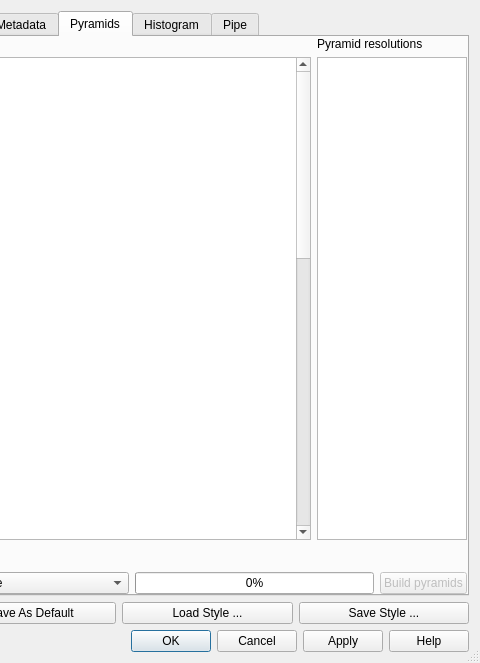
This is src/ui/qgsrasterlayerpropertiesbase.ui in qgis/QGIS as Qt 5 draws it before an edit; both pictures show x 242 to 722 and y 0 to 663 of the 722 by 663 pixel window. The edited form follows.
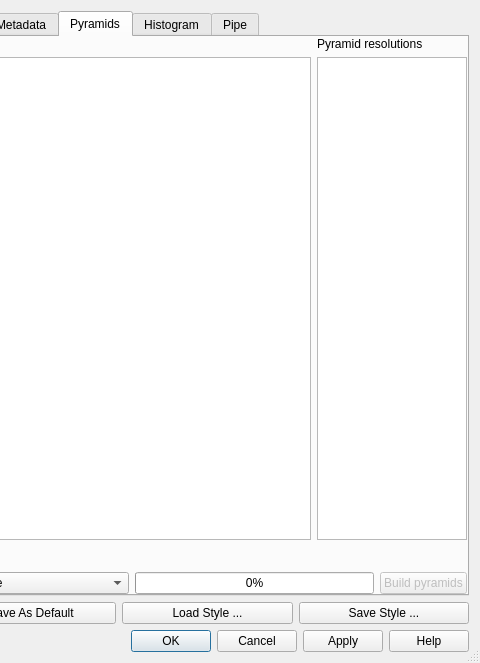
This is the edited form. The open tabs and pages were chosen to show the change. Icons and pictures are not drawn.

Diff of the .ui file:
```diff
--- a/src/ui/qgsrasterlayerpropertiesbase.ui
+++ b/src/ui/qgsrasterlayerpropertiesbase.ui
@@ -822,61 +822,7 @@
           </sizepolicy>
          </property>
          <property name="html">
-          <string>&lt;!DOCTYPE HTML PUBLIC &quot;-//W3C//DTD HTML 4.0//EN&quot; &quot;http://www.w3.org/TR/REC-html40/strict.dtd&quot;&gt;
-&lt;html&gt;&lt;head&gt;&lt;meta name=&quot;qrichtext&quot; content=&quot;1&quot; /&gt;&lt;style type=&quot;text/css&quot;&gt;
-p, li { white-space: pre-wrap; }
-&lt;/style&gt;&lt;/head&gt;&lt;body style=&quot; font-family:'DejaVu Sans'; font-size:10pt; font-weight:400; font-style:normal;&quot;&gt;
-&lt;table border=&quot;0&quot; style=&quot;-qt-table-type: root; margin-top:4px; margin-bottom:4px; margin-left:4px; margin-right:4px;&quot;&gt;
-&lt;tr&gt;
-&lt;td style=&quot;border: none;&quot;&gt;
-&lt;p style=&quot;-qt-paragraph-type:empty; margin-top:0px; margin-bottom:0px; margin-left:0px; margin-right:0px; -qt-block-indent:0; text-indent:0px; font-family:'Cantarell'; font-size:11pt;&quot;&gt;&lt;/p&gt;
-&lt;p style=&quot; margin-top:0px; margin-bottom:0px; margin-left:0px; margin-right:0px; -qt-block-indent:0; text-indent:0px;&quot;&gt;&lt;span style=&quot; font-family:'Cantarell'; font-size:11pt;&quot;&gt;&lt;br /&gt;&lt;/span&gt;&lt;/p&gt;
-&lt;p style=&quot;-qt-paragraph-type:empty; margin-top:0px; margin-bottom:0px; margin-left:0px; margin-right:0px; -qt-block-indent:0; text-indent:0px; font-family:'Cantarell'; font-size:11pt;&quot;&gt;&lt;/p&gt;
-&lt;p style=&quot; margin-top:0px; margin-bottom:0px; margin-left:0px; margin-right:0px; -qt-block-indent:0; text-indent:0px;&quot;&gt;&lt;span style=&quot; font-family:'Cantarell'; font-size:11pt;&quot;&gt;&lt;br /&gt;&lt;/span&gt;&lt;/p&gt;
-&lt;p style=&quot;-qt-paragraph-type:empty; margin-top:0px; margin-bottom:0px; margin-left:0px; margin-right:0px; -qt-block-indent:0; text-indent:0px; font-family:'Cantarell'; font-size:11pt;&quot;&gt;&lt;/p&gt;
-&lt;p style=&quot; margin-top:0px; margin-bottom:0px; margin-left:0px; margin-right:0px; -qt-block-indent:0; text-indent:0px;&quot;&gt;&lt;span style=&quot; font-family:'Cantarell'; font-size:11pt;&quot;&gt;&lt;br /&gt;&lt;/span&gt;&lt;/p&gt;
-&lt;p style=&quot;-qt-paragraph-type:empty; margin-top:0px; margin-bottom:0px; margin-left:0px; margin-right:0px; -qt-block-indent:0; text-indent:0px; font-family:'Cantarell'; font-size:11pt;&quot;&gt;&lt;/p&gt;
-&lt;p style=&quot; margin-top:0px; margin-bottom:0px; margin-left:0px; margin-right:0px; -qt-block-indent:0; text-indent:0px;&quot;&gt;&lt;span style=&quot; font-family:'Cantarell'; font-size:11pt;&quot;&gt;&lt;br /&gt;&lt;/span&gt;&lt;/p&gt;
-&lt;p style=&quot;-qt-paragraph-type:empty; margin-top:0px; margin-bottom:0px; margin-left:0px; margin-right:0px; -qt-block-indent:0; text-indent:0px; font-family:'Cantarell'; font-size:11pt;&quot;&gt;&lt;/p&gt;
-&lt;p style=&quot; margin-top:0px; margin-bottom:0px; margin-left:0px; margin-right:0px; -qt-block-indent:0; text-indent:0px;&quot;&gt;&lt;span style=&quot; font-family:'Cantarell'; font-size:11pt;&quot;&gt;&lt;br /&gt;&lt;/span&gt;&lt;/p&gt;
-&lt;p style=&quot;-qt-paragraph-type:empty; margin-top:0px; margin-bottom:0px; margin-left:0px; margin-right:0px; -qt-block-indent:0; text-indent:0px; font-family:'Cantarell'; font-size:11pt;&quot;&gt;&lt;/p&gt;
-&lt;p style=&quot; margin-top:0px; margin-bottom:0px; margin-left:0px; margin-right:0px; -qt-block-indent:0; text-indent:0px;&quot;&gt;&lt;span style=&quot; font-family:'Cantarell'; font-size:11pt;&quot;&gt;&lt;br /&gt;&lt;/span&gt;&lt;/p&gt;
-&lt;p style=&quot;-qt-paragraph-type:empty; margin-top:0px; margin-bottom:0px; margin-left:0px; margin-right:0px; -qt-block-indent:0; text-indent:0px; font-family:'Cantarell'; font-size:11pt;&quot;&gt;&lt;/p&gt;
-&lt;p style=&quot; margin-top:0px; margin-bottom:0px; margin-left:0px; margin-right:0px; -qt-block-indent:0; text-indent:0px;&quot;&gt;&lt;span style=&quot; font-family:'Cantarell'; font-size:11pt;&quot;&gt;&lt;br /&gt;&lt;/span&gt;&lt;/p&gt;
-&lt;p style=&quot;-qt-paragraph-type:empty; margin-top:0px; margin-bottom:0px; margin-left:0px; margin-right:0px; -qt-block-indent:0; text-indent:0px; font-family:'Cantarell'; font-size:11pt;&quot;&gt;&lt;/p&gt;
-&lt;p style=&quot; margin-top:0px; margin-bottom:0px; margin-left:0px; margin-right:0px; -qt-block-indent:0; text-indent:0px;&quot;&gt;&lt;span style=&quot; font-family:'Cantarell'; font-size:11pt;&quot;&gt;&lt;br /&gt;&lt;/span&gt;&lt;/p&gt;
-&lt;p style=&quot;-qt-paragraph-type:empty; margin-top:0px; margin-bottom:0px; margin-left:0px; margin-right:0px; -qt-block-indent:0; text-indent:0px; font-family:'Cantarell'; font-size:11pt;&quot;&gt;&lt;/p&gt;
-&lt;p style=&quot; margin-top:0px; margin-bottom:0px; margin-left:0px; margin-right:0px; -qt-block-indent:0; text-indent:0px;&quot;&gt;&lt;span style=&quot; font-family:'Cantarell'; font-size:11pt;&quot;&gt;&lt;br /&gt;&lt;/span&gt;&lt;/p&gt;
-&lt;p style=&quot;-qt-paragraph-type:empty; margin-top:0px; margin-bottom:0px; margin-left:0px; margin-right:0px; -qt-block-indent:0; text-indent:0px; font-family:'Cantarell'; font-size:11pt;&quot;&gt;&lt;/p&gt;
-&lt;p style=&quot; margin-top:0px; margin-bottom:0px; margin-left:0px; margin-right:0px; -qt-block-indent:0; text-indent:0px;&quot;&gt;&lt;span style=&quot; font-family:'Cantarell'; font-size:11pt;&quot;&gt;&lt;br /&gt;&lt;/span&gt;&lt;/p&gt;
-&lt;p style=&quot;-qt-paragraph-type:empty; margin-top:0px; margin-bottom:0px; margin-left:0px; margin-right:0px; -qt-block-indent:0; text-indent:0px; font-family:'Cantarell'; font-size:11pt;&quot;&gt;&lt;/p&gt;
-&lt;p style=&quot; margin-top:0px; margin-bottom:0px; margin-left:0px; margin-right:0px; -qt-block-indent:0; text-indent:0px;&quot;&gt;&lt;span style=&quot; font-family:'Cantarell'; font-size:11pt;&quot;&gt;&lt;br /&gt;&lt;/span&gt;&lt;/p&gt;
-&lt;p style=&quot;-qt-paragraph-type:empty; margin-top:0px; margin-bottom:0px; margin-left:0px; margin-right:0px; -qt-block-indent:0; text-indent:0px; font-family:'Cantarell';&quot;&gt;&lt;/p&gt;
-&lt;p style=&quot; margin-top:0px; margin-bottom:0px; margin-left:0px; margin-right:0px; -qt-block-indent:0; text-indent:0px;&quot;&gt;&lt;span style=&quot; font-family:'Cantarell';&quot;&gt;&lt;br /&gt;&lt;/span&gt;&lt;/p&gt;
-&lt;p style=&quot;-qt-paragraph-type:empty; margin-top:0px; margin-bottom:0px; margin-left:0px; margin-right:0px; -qt-block-indent:0; text-indent:0px; font-family:'Sans';&quot;&gt;&lt;/p&gt;
-&lt;p style=&quot; margin-top:0px; margin-bottom:0px; margin-left:0px; margin-right:0px; -qt-block-indent:0; text-indent:0px;&quot;&gt;&lt;span style=&quot; font-family:'Sans';&quot;&gt;&lt;br /&gt;&lt;/span&gt;&lt;/p&gt;
-&lt;p style=&quot;-qt-paragraph-type:empty; margin-top:0px; margin-bottom:0px; margin-left:0px; margin-right:0px; -qt-block-indent:0; text-indent:0px; font-family:'Cantarell'; font-size:11pt;&quot;&gt;&lt;/p&gt;
-&lt;p style=&quot; margin-top:0px; margin-bottom:0px; margin-left:0px; margin-right:0px; -qt-block-indent:0; text-indent:0px;&quot;&gt;&lt;span style=&quot; font-family:'Cantarell'; font-size:11pt;&quot;&gt;&lt;br /&gt;&lt;/span&gt;&lt;/p&gt;
-&lt;p style=&quot;-qt-paragraph-type:empty; margin-top:0px; margin-bottom:0px; margin-left:0px; margin-right:0px; -qt-block-indent:0; text-indent:0px; font-family:'Sans';&quot;&gt;&lt;/p&gt;
-&lt;p style=&quot; margin-top:0px; margin-bottom:0px; margin-left:0px; margin-right:0px; -qt-block-indent:0; text-indent:0px;&quot;&gt;&lt;span style=&quot; font-family:'Sans';&quot;&gt;&lt;br /&gt;&lt;/span&gt;&lt;/p&gt;
-&lt;p style=&quot;-qt-paragraph-type:empty; margin-top:0px; margin-bottom:0px; margin-left:0px; margin-right:0px; -qt-block-indent:0; text-indent:0px; font-family:'Sans';&quot;&gt;&lt;/p&gt;
-&lt;p style=&quot; margin-top:0px; margin-bottom:0px; margin-left:0px; margin-right:0px; -qt-block-indent:0; text-indent:0px;&quot;&gt;&lt;span style=&quot; font-family:'Sans';&quot;&gt;&lt;br /&gt;&lt;/span&gt;&lt;/p&gt;
-&lt;p style=&quot;-qt-paragraph-type:empty; margin-top:0px; margin-bottom:0px; margin-left:0px; margin-right:0px; -qt-block-indent:0; text-indent:0px; font-family:'Sans';&quot;&gt;&lt;/p&gt;
-&lt;p style=&quot; margin-top:0px; margin-bottom:0px; margin-left:0px; margin-right:0px; -qt-block-indent:0; text-indent:0px;&quot;&gt;&lt;span style=&quot; font-family:'Sans';&quot;&gt;&lt;br /&gt;&lt;/span&gt;&lt;/p&gt;
-&lt;p style=&quot;-qt-paragraph-type:empty; margin-top:0px; margin-bottom:0px; margin-left:0px; margin-right:0px; -qt-block-indent:0; text-indent:0px; font-family:'Sans';&quot;&gt;&lt;/p&gt;
-&lt;p style=&quot; margin-top:0px; margin-bottom:0px; margin-left:0px; margin-right:0px; -qt-block-indent:0; text-indent:0px;&quot;&gt;&lt;span style=&quot; font-family:'Sans';&quot;&gt;&lt;br /&gt;&lt;/span&gt;&lt;/p&gt;
-&lt;p style=&quot;-qt-paragraph-type:empty; margin-top:0px; margin-bottom:0px; margin-left:0px; margin-right:0px; -qt-block-indent:0; text-indent:0px; font-family:'Sans';&quot;&gt;&lt;/p&gt;
-&lt;p style=&quot; margin-top:0px; margin-bottom:0px; margin-left:0px; margin-right:0px; -qt-block-indent:0; text-indent:0px;&quot;&gt;&lt;span style=&quot; font-family:'Sans';&quot;&gt;&lt;br /&gt;&lt;/span&gt;&lt;/p&gt;
-&lt;p style=&quot;-qt-paragraph-type:empty; margin-top:0px; margin-bottom:0px; margin-left:0px; margin-right:0px; -qt-block-indent:0; text-indent:0px; font-family:'Sans';&quot;&gt;&lt;/p&gt;
-&lt;p style=&quot; margin-top:0px; margin-bottom:0px; margin-left:0px; margin-right:0px; -qt-block-indent:0; text-indent:0px;&quot;&gt;&lt;span style=&quot; font-family:'Sans';&quot;&gt;&lt;br /&gt;&lt;/span&gt;&lt;/p&gt;
-&lt;p style=&quot;-qt-paragraph-type:empty; margin-top:0px; margin-bottom:0px; margin-left:0px; margin-right:0px; -qt-block-indent:0; text-indent:0px; font-family:'Sans';&quot;&gt;&lt;/p&gt;
-&lt;p style=&quot; margin-top:0px; margin-bottom:0px; margin-left:0px; margin-right:0px; -qt-block-indent:0; text-indent:0px;&quot;&gt;&lt;span style=&quot; font-family:'Sans';&quot;&gt;&lt;br /&gt;&lt;/span&gt;&lt;/p&gt;
-&lt;p style=&quot;-qt-paragraph-type:empty; margin-top:0px; margin-bottom:0px; margin-left:0px; margin-right:0px; -qt-block-indent:0; text-indent:0px; font-family:'Sans';&quot;&gt;&lt;/p&gt;
-&lt;p style=&quot; margin-top:0px; margin-bottom:0px; margin-left:0px; margin-right:0px; -qt-block-indent:0; text-indent:0px;&quot;&gt;&lt;span style=&quot; font-family:'Sans';&quot;&gt;&lt;br /&gt;&lt;/span&gt;&lt;/p&gt;
-&lt;p style=&quot;-qt-paragraph-type:empty; margin-top:0px; margin-bottom:0px; margin-left:0px; margin-right:0px; -qt-block-indent:0; text-indent:0px; font-family:'Sans';&quot;&gt;&lt;/p&gt;
-&lt;p style=&quot; margin-top:0px; margin-bottom:0px; margin-left:0px; margin-right:0px; -qt-block-indent:0; text-indent:0px;&quot;&gt;&lt;span style=&quot; font-family:'Sans';&quot;&gt;&lt;br /&gt;&lt;/span&gt;&lt;/p&gt;
-&lt;p style=&quot;-qt-paragraph-type:empty; margin-top:0px; margin-bottom:0px; margin-left:0px; margin-right:0px; -qt-block-indent:0; text-indent:0px; font-family:'Sans Serif'; font-size:11pt;&quot;&gt;&lt;/p&gt;
-&lt;p style=&quot; margin-top:0px; margin-bottom:0px; margin-left:0px; margin-right:0px; -qt-block-indent:0; text-indent:0px;&quot;&gt;&lt;span style=&quot; font-family:'Sans Serif'; font-size:11pt;&quot;&gt;&lt;br /&gt;&lt;/span&gt;&lt;/p&gt;&lt;/td&gt;&lt;/tr&gt;&lt;/table&gt;&lt;/body&gt;&lt;/html&gt;</string>
+          <string></string>
          </property>
         </widget>
        </item>
```
